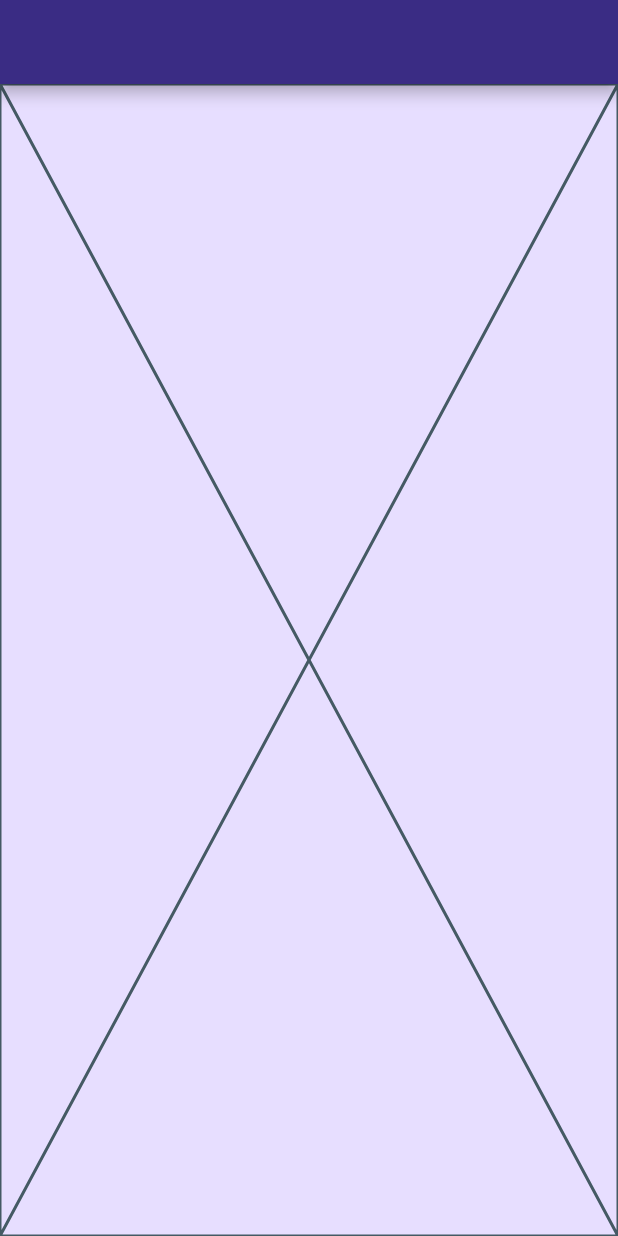
After one commit to Osamamsm/Newsly, a Flutter app: the NewsDetailsView screen opened by its route, on a phone screen of 412 x 824 dp. The commit adds this screen. Run offline on Flutter 3.47's test engine with Material 3 defaults, Android fonts, the phone set to English and light mode, and no system bars; our stand-ins replace animated_notch_bottom_bar, flutter_advanced_switch, flutter_bloc, flutter_screenutil, font_awesome_flutter, get_it and 2 more; network calls fail.

Commit message:
created news details view and body

```diff
--- a/lib/core/routes/app_routes.dart
+++ b/lib/core/routes/app_routes.dart
@@ -3,6 +3,7 @@ import 'package:go_router/go_router.dart';
 import 'package:newsly/core/dependency_injection/di.dart';
 import 'package:newsly/features/home/presentation/view_model/nav_bar_cubit/nav_bar_cubit.dart';
 import 'package:newsly/features/home/presentation/views/home_view.dart';
+import 'package:newsly/features/news_details/presentation/views/news_details_view.dart';
 
 final router = GoRouter(
   initialLocation: HomeView.routeName,
@@ -14,5 +15,9 @@ final router = GoRouter(
         child: HomeView(),
       ),
     ),
+    GoRoute(
+      path: NewsDetailsView.routeName,
+      builder: (context, state) => const NewsDetailsView(),
+    ),
   ],
 );
--- /dev/null
+++ b/lib/features/news_details/presentation/views/news_details_view.dart
@@ -0,0 +1,18 @@
+import 'package:flutter/material.dart';
+import 'package:newsly/core/constants/app_colors.dart';
+import 'package:newsly/features/news_details/presentation/widgets/news_details_view_body.dart';
+
+class NewsDetailsView extends StatelessWidget {
+  const NewsDetailsView({super.key});
+
+  static const String routeName = '/newsDetails';
+
+  @override
+  Widget build(BuildContext context) {
+    return Scaffold(
+      appBar: AppBar(backgroundColor: AppColors.kPrimaryColor),
+      backgroundColor: AppColors.kPrimaryLightColor,
+      body: NewsDetailsViewBody(),
+    );
+  }
+}
--- /dev/null
+++ b/lib/features/news_details/presentation/widgets/news_details_view_body.dart
@@ -0,0 +1,10 @@
+import 'package:flutter/material.dart';
+
+class NewsDetailsViewBody extends StatelessWidget {
+  const NewsDetailsViewBody({super.key});
+
+  @override
+  Widget build(BuildContext context) {
+    return Placeholder();
+  }
+}
```
